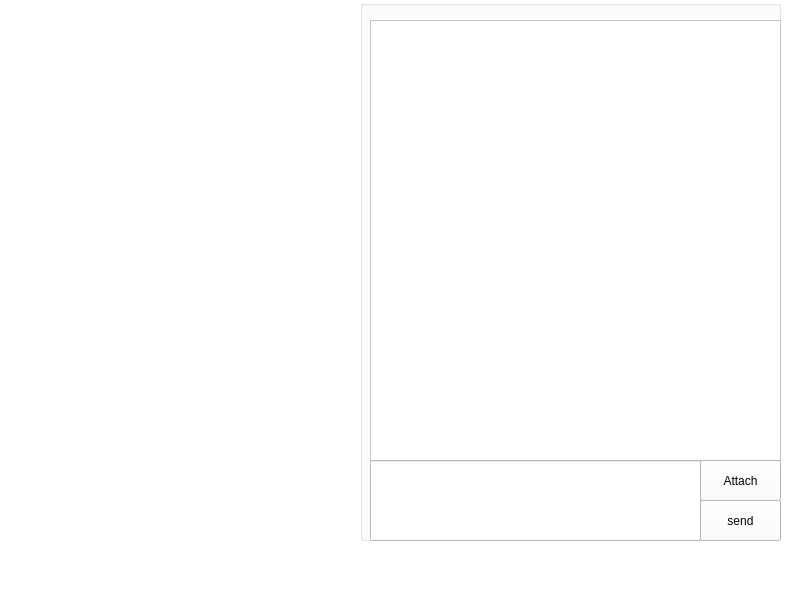
Qt form telegram client/telegram/page4_home.ui (dzhevad/telegram_project) before a commit.
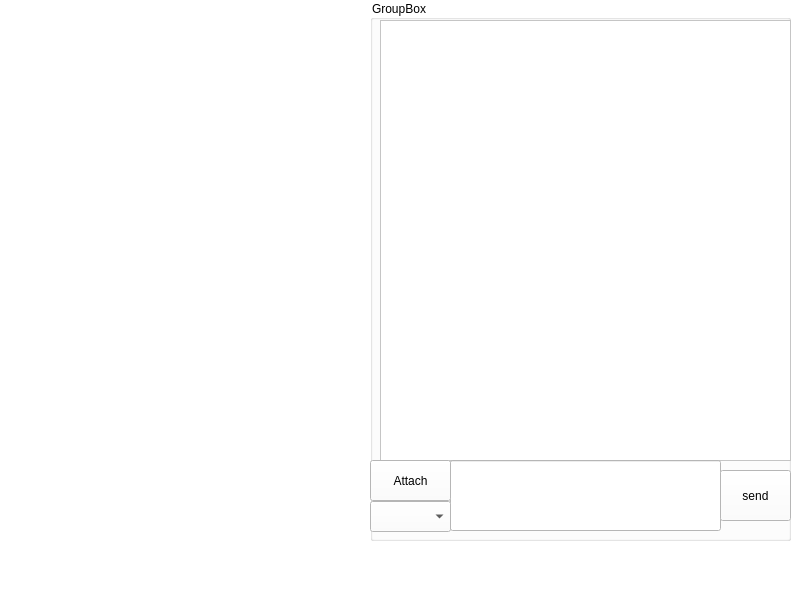
The same form after that commit.

The edit to the form file:
```diff
--- a/telegram client/telegram/page4_home.ui
+++ b/telegram client/telegram/page4_home.ui
@@ -6,8 +6,8 @@
    <rect>
     <x>0</x>
     <y>0</y>
-    <width>794</width>
-    <height>594</height>
+    <width>800</width>
+    <height>600</height>
    </rect>
   </property>
   <property name="windowTitle">
@@ -20,14 +20,14 @@
    <widget class="QGroupBox" name="groupBox_chatbox">
     <property name="geometry">
      <rect>
-      <x>360</x>
+      <x>370</x>
       <y>0</y>
       <width>421</width>
       <height>541</height>
      </rect>
     </property>
     <property name="title">
-     <string/>
+     <string>GroupBox</string>
     </property>
     <widget class="QTextBrowser" name="textBrowser_receivedMessages">
      <property name="geometry">
@@ -42,30 +42,40 @@
     <widget class="QLineEdit" name="lineEdit_message">
      <property name="geometry">
       <rect>
-       <x>10</x>
+       <x>80</x>
        <y>460</y>
-       <width>331</width>
-       <height>81</height>
+       <width>271</width>
+       <height>71</height>
       </rect>
      </property>
     </widget>
     <widget class="QPushButton" name="pushButton_sendMessage">
      <property name="geometry">
       <rect>
-       <x>340</x>
-       <y>500</y>
-       <width>81</width>
-       <height>41</height>
+       <x>350</x>
+       <y>470</y>
+       <width>71</width>
+       <height>51</height>
       </rect>
      </property>
      <property name="text">
       <string>send</string>
      </property>
     </widget>
+    <widget class="QComboBox" name="comboBox_receiver">
+     <property name="geometry">
+      <rect>
+       <x>0</x>
+       <y>501</y>
+       <width>81</width>
+       <height>31</height>
+      </rect>
+     </property>
+    </widget>
     <widget class="QPushButton" name="pushButton_sendAttachment">
      <property name="geometry">
       <rect>
-       <x>340</x>
+       <x>0</x>
        <y>460</y>
        <width>81</width>
        <height>41</height>
```
Left out of the diff: 2 changed lines with no effect on the pictures.
